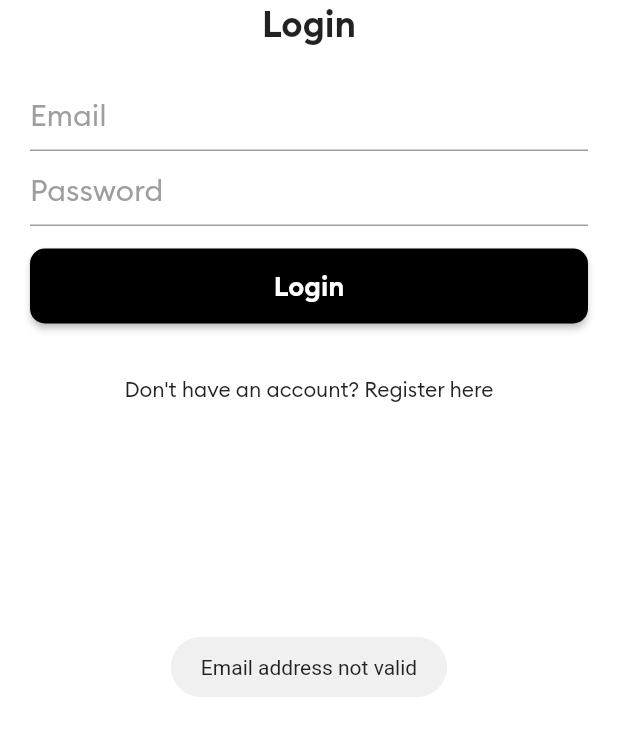
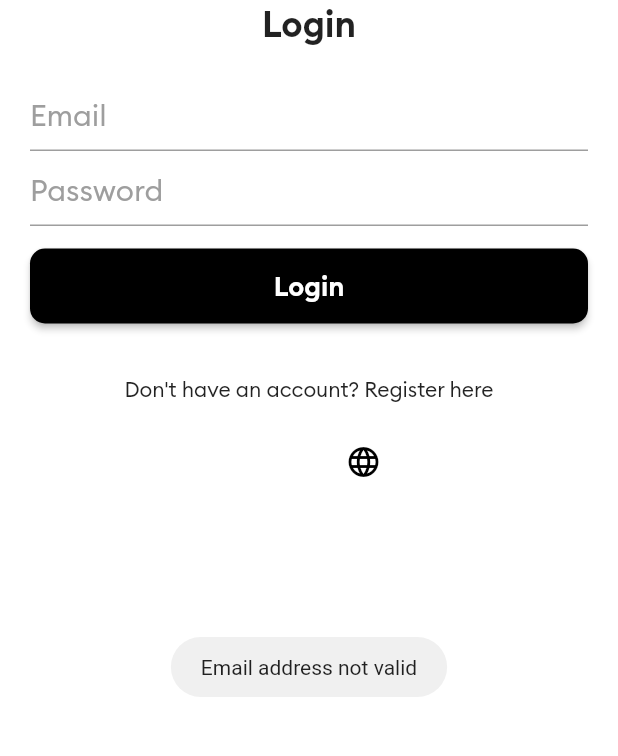
Before and after one commit to MimiBoo/Wasseli, a Flutter app: the screen it shows after launch, after a tap on "Login", on a phone screen of 412 x 824 dp, the part 443-1199 px from its top. Run offline on Flutter 3.47's test engine with Material 2 defaults, Android fonts, the phone set to English and light mode, and no system bars; our stand-ins replace animated_text_kit, firebase_auth, firebase_core, firebase_database, fluttertoast, font_awesome_flutter and 2 more; missing offline and left inert: flutter_polyline_points; accounts and stored records are empty.

Commit message:
added multi language support

```diff
--- a/lib/DataHandler/appData.dart
+++ b/lib/DataHandler/appData.dart
@@ -31,9 +31,9 @@ class AppData extends ChangeNotifier {
     var user = FirebaseAuth.instance.currentUser;
     if (user != null) {
       userRef.child(user.uid).once().then((DataSnapshot snap) {
-        phoneNumber = snap.value['email'];
+        phoneNumber = snap.value['phone'];
         fullName = snap.value['name'];
-        emailAddress = snap.value['phone'];
+        emailAddress = snap.value['email'];
       });
     }
     notifyListeners();
--- a/lib/Helpers/helperMethods.dart
+++ b/lib/Helpers/helperMethods.dart
@@ -9,7 +9,7 @@ import 'package:wasseli/Helpers/requestHelper.dart';
 import 'package:wasseli/Models/address.dart';
 import 'package:wasseli/Models/allUsers.dart';
 import 'package:wasseli/Models/directionDetails.dart';
-import 'package:wasseli/configMaps.dart';
+import 'package:wasseli/config.dart';
 
 class HelperMethods {
   static String sharedPreferenceUserLoggedInKey = "ISLOGGEDIN";
@@ -67,8 +67,8 @@ class HelperMethods {
     return totalLocal.truncate();
   }
 
-  static void getCurrentOnlineUserInfo() async {
-    firebaseUser = await FirebaseAuth.instance.currentUser;
+  static void getCurrentOnlineUserInfo() {
+    firebaseUser = FirebaseAuth.instance.currentUser;
 
     String userId = firebaseUser.uid;
 
--- a/lib/Models/allUsers.dart
+++ b/lib/Models/allUsers.dart
@@ -1,5 +1,4 @@
 import 'package:firebase_database/firebase_database.dart';
-import 'package:flutter/material.dart';
 
 class Users {
   String id;
--- a/lib/Screens/home.dart
+++ b/lib/Screens/home.dart
@@ -16,7 +16,7 @@ import 'package:wasseli/Screens/search.dart';
 import 'package:wasseli/Widgets/customDrawer.dart';
 import 'package:wasseli/Widgets/divder.dart';
 import 'package:wasseli/Widgets/progressDialog.dart';
-import 'package:wasseli/configMaps.dart';
+import 'package:wasseli/config.dart';
 
 class HomeScreen extends StatefulWidget {
   static const String idScreen = 'home';
--- a/lib/Screens/login.dart
+++ b/lib/Screens/login.dart
@@ -1,12 +1,12 @@
 import 'package:firebase_auth/firebase_auth.dart';
-import 'package:firebase_database/firebase_database.dart';
+
 import 'package:flutter/material.dart';
-import 'package:provider/provider.dart';
-import 'package:wasseli/DataHandler/appData.dart';
-import 'package:wasseli/Helpers/helperMethods.dart';
+
 import 'package:wasseli/Screens/home.dart';
 import 'package:wasseli/Screens/register.dart';
 import 'package:wasseli/Widgets/progressDialog.dart';
+import 'package:wasseli/localization/language.dart';
+import 'package:wasseli/localization/localization.dart';
 import 'package:wasseli/main.dart';
 
 class LoginScreen extends StatelessWidget {
@@ -16,8 +16,26 @@ class LoginScreen extends StatelessWidget {
   TextEditingController passwordCtrl = TextEditingController();
 
   final FirebaseAuth _firebaseAuth = FirebaseAuth.instance;
+  //
+  _changeLanguage(BuildContext context, Language language) {
+    Locale _temp;
+    switch (language.languageCode) {
+      case 'en':
+        _temp = Locale(language.languageCode, 'US');
+        break;
+      case 'ar':
+        _temp = Locale(language.languageCode, 'DZ');
+        break;
+      default:
+        _temp = Locale(language.languageCode, 'DZ');
+    }
+
+    MyApp.setLocale(context, _temp);
+  }
+
   @override
   Widget build(BuildContext context) {
+    var lang = DemoLocalization.of(context);
     return Scaffold(
       backgroundColor: Colors.white,
       body: SingleChildScrollView(
@@ -32,7 +50,7 @@ class LoginScreen extends StatelessWidget {
             ),
             SizedBox(height: 1),
             Text(
-              'Login',
+              lang.getTranslatedValue('login_title'),
               textAlign: TextAlign.center,
               style: TextStyle(fontSize: 24, fontFamily: 'Brand-Bold'),
             ),
@@ -45,7 +63,7 @@ class LoginScreen extends StatelessWidget {
                     controller: emailCtrl,
                     keyboardType: TextInputType.emailAddress,
                     decoration: InputDecoration(
-                      hintText: 'Email',
+                      hintText: lang.getTranslatedValue('login_email'),
                       hintStyle: TextStyle(fontSize: 20, color: Colors.grey),
                       labelStyle: TextStyle(fontSize: 14),
                     ),
@@ -57,7 +75,7 @@ class LoginScreen extends StatelessWidget {
                     keyboardType: TextInputType.visiblePassword,
                     obscureText: true,
                     decoration: InputDecoration(
-                      hintText: 'Password',
+                      hintText: lang.getTranslatedValue('login_password'),
                       hintStyle: TextStyle(fontSize: 20, color: Colors.grey),
                       labelStyle: TextStyle(fontSize: 14),
                     ),
@@ -71,7 +89,7 @@ class LoginScreen extends StatelessWidget {
                       height: 50,
                       child: Center(
                         child: Text(
-                          'Login',
+                          lang.getTranslatedValue('login_button'),
                           style: TextStyle(
                             fontFamily: 'Brand-Bold',
                             fontSize: 18,
@@ -105,7 +123,30 @@ class LoginScreen extends StatelessWidget {
               onPressed: () {
                 Navigator.pushNamedAndRemoveUntil(context, RegisterScreen.idScreen, (route) => false);
               },
-              child: Text('Don\'t have an account? Register here'),
+              child: Text(lang.getTranslatedValue('no_account_register')),
+            ),
+            DropdownButton(
+              underline: SizedBox(width: 0),
+              icon: Icon(
+                Icons.language,
+                color: Colors.black,
+              ),
+              items: Language.languageList()
+                  .map<DropdownMenuItem<Language>>(
+                    (lang) => DropdownMenuItem<Language>(
+                      value: lang,
+                      child: Row(
+                        children: [
+                          Text(lang.flag),
+                          Text(lang.name),
+                        ],
+                      ),
+                    ),
+                  )
+                  .toList(),
+              onChanged: (Language language) {
+                _changeLanguage(context, language);
+              },
             ),
           ],
         ),
--- a/lib/Screens/register.dart
+++ b/lib/Screens/register.dart
@@ -2,7 +2,6 @@ import 'package:flutter/material.dart';
 
 import 'package:firebase_auth/firebase_auth.dart';
 import 'package:fluttertoast/fluttertoast.dart';
-import 'package:wasseli/Helpers/helperMethods.dart';
 
 import 'package:wasseli/Screens/login.dart';
 import 'package:wasseli/Screens/home.dart';
--- a/lib/Screens/search.dart
+++ b/lib/Screens/search.dart
@@ -5,7 +5,7 @@ import 'package:wasseli/Helpers/requestHelper.dart';
 import 'package:wasseli/Models/placePrediction.dart';
 import 'package:wasseli/Widgets/divder.dart';
 import 'package:wasseli/Widgets/predictions.dart';
-import 'package:wasseli/configMaps.dart';
+import 'package:wasseli/config.dart';
 
 class SearchScreen extends StatefulWidget {
   static const String idScreen = 'search';
--- a/lib/Widgets/customDrawer.dart
+++ b/lib/Widgets/customDrawer.dart
@@ -1,6 +1,5 @@
 import 'package:firebase_auth/firebase_auth.dart';
 import 'package:flutter/material.dart';
-import 'package:provider/provider.dart';
 import 'package:wasseli/DataHandler/appData.dart';
 import 'package:wasseli/Screens/login.dart';
 import 'package:wasseli/Screens/profile.dart';
--- a/lib/Widgets/predictions.dart
+++ b/lib/Widgets/predictions.dart
@@ -5,7 +5,7 @@ import 'package:wasseli/Helpers/requestHelper.dart';
 import 'package:wasseli/Models/address.dart';
 import 'package:wasseli/Models/placePrediction.dart';
 import 'package:wasseli/Widgets/progressDialog.dart';
-import 'package:wasseli/configMaps.dart';
+import 'package:wasseli/config.dart';
 
 class PredictionsTile extends StatelessWidget {
   final PlacePrediction placePrediction;
--- /dev/null
+++ b/lib/localization/language.dart
@@ -0,0 +1,13 @@
+class Language {
+  final int id;
+  final String name, flag, languageCode;
+
+  Language(this.id, this.name, this.flag, this.languageCode);
+
+  static List<Language> languageList() {
+    return <Language>[
+      Language(1, 'English', '🇺🇸', 'en'),
+      Language(2, 'عربية', '🇸🇦', 'ar'),
+    ];
+  }
+}
--- /dev/null
+++ b/lib/localization/localization.dart
@@ -0,0 +1,50 @@
+import 'dart:convert';
+
+import 'package:flutter/material.dart';
+import 'package:flutter/services.dart';
+
+class DemoLocalization {
+  final Locale locale;
+
+  DemoLocalization(this.locale);
+
+  static DemoLocalization of(BuildContext context) {
+    return Localizations.of<DemoLocalization>(context, DemoLocalization);
+  }
+
+  Map<String, String> _localizedValues;
+
+  Future load() async {
+    String jsonStringValues = await rootBundle.loadString('lib/localization/languages/${locale.languageCode}.json');
+    Map<String, dynamic> mapedJson = json.decode(jsonStringValues);
+    _localizedValues = mapedJson.map((key, value) => MapEntry(key, value.toString()));
+  }
+
+  String getTranslatedValue(String key) {
+    return _localizedValues[key];
+  }
+
+  // static member of _DemoLocalizationDelegate
+  static const LocalizationsDelegate<DemoLocalization> delegate = _DemoLocalizationDelegate();
+}
+
+class _DemoLocalizationDelegate extends LocalizationsDelegate<DemoLocalization> {
+  const _DemoLocalizationDelegate();
+  @override
+  bool isSupported(Locale locale) {
+    return [
+      'en',
+      'ar',
+    ].contains(locale.languageCode);
+  }
+
+  @override
+  Future<DemoLocalization> load(Locale locale) async {
+    DemoLocalization localization = DemoLocalization(locale);
+    await localization.load();
+    return localization;
+  }
+
+  @override
+  bool shouldReload(_DemoLocalizationDelegate old) => false;
+}
--- a/lib/main.dart
+++ b/lib/main.dart
@@ -3,13 +3,13 @@ import 'package:firebase_core/firebase_core.dart';
 import 'package:firebase_database/firebase_database.dart';
 import 'package:flutter/material.dart';
 import 'package:flutter/services.dart';
+import 'package:flutter_localizations/flutter_localizations.dart';
 import 'package:provider/provider.dart';
 import 'package:wasseli/DataHandler/appData.dart';
 import 'package:wasseli/Screens/home.dart';
 import 'package:wasseli/Screens/login.dart';
-import 'package:wasseli/Screens/profile.dart';
-import 'package:wasseli/Screens/register.dart';
-import 'package:wasseli/Screens/search.dart';
+import 'package:wasseli/localization/localization.dart';
+import 'package:wasseli/routes/custom_router.dart';
 
 void main() async {
   WidgetsFlutterBinding.ensureInitialized();
@@ -23,20 +23,32 @@ void main() async {
 DatabaseReference userRef = FirebaseDatabase().reference().child('users');
 
 class MyApp extends StatefulWidget {
-  // This widget is the root of your application.
+  static void setLocale(BuildContext context, Locale locale) {
+    _MyAppState state = context.findAncestorStateOfType<_MyAppState>();
+    state.setLocale(locale);
+  }
 
   @override
   _MyAppState createState() => _MyAppState();
 }
 
 class _MyAppState extends State<MyApp> {
+  Locale _locale;
+  //
+  void setLocale(Locale locale) {
+    setState(() {
+      _locale = locale;
+    });
+  }
+
+  //
   @override
   Widget build(BuildContext context) {
     SystemChrome.setPreferredOrientations([
       DeviceOrientation.portraitUp,
       DeviceOrientation.portraitDown
     ]);
-
+    //
     return MaterialApp(
       title: 'Wasseli',
       debugShowCheckedModeBanner: false,
@@ -45,14 +57,27 @@ class _MyAppState extends State<MyApp> {
         visualDensity: VisualDensity.adaptivePlatformDensity,
         fontFamily: 'Brand-Regular',
       ),
+      locale: _locale,
+      localizationsDelegates: [
+        DemoLocalization.delegate,
+        GlobalMaterialLocalizations.delegate,
+        GlobalWidgetsLocalizations.delegate,
+        GlobalCupertinoLocalizations.delegate,
+      ],
+      supportedLocales: [
+        Locale('en', 'US'),
+        Locale('ar', 'DZ'),
+      ],
+      localeResolutionCallback: (deviceLocale, supportedLocales) {
+        for (var locale in supportedLocales) {
+          if (locale.languageCode == deviceLocale.languageCode && locale.countryCode == deviceLocale.countryCode) {
+            return deviceLocale;
+          }
+        }
+        return supportedLocales.first;
+      },
+      onGenerateRoute: CustomRouter.allRoutes,
       initialRoute: FirebaseAuth.instance.currentUser == null ? LoginScreen.idScreen : HomeScreen.idScreen,
-      routes: {
-        RegisterScreen.idScreen: (context) => RegisterScreen(),
-        LoginScreen.idScreen: (context) => LoginScreen(),
-        HomeScreen.idScreen: (context) => HomeScreen(),
-        SearchScreen.idScreen: (context) => SearchScreen(),
-        ProfilePage.idScreen: (context) => ProfilePage(),
-      },
     );
   }
 }
--- /dev/null
+++ b/lib/routes/custom_router.dart
@@ -0,0 +1,26 @@
+import 'package:flutter/cupertino.dart';
+import 'package:flutter/material.dart';
+import 'package:wasseli/Screens/home.dart';
+import 'package:wasseli/Screens/login.dart';
+import 'package:wasseli/Screens/profile.dart';
+import 'package:wasseli/Screens/register.dart';
+import 'package:wasseli/Screens/search.dart';
+
+class CustomRouter {
+  static Route<dynamic> allRoutes(RouteSettings settings) {
+    switch (settings.name) {
+      case HomeScreen.idScreen:
+        return MaterialPageRoute(builder: (BuildContext context) => HomeScreen());
+      case LoginScreen.idScreen:
+        return MaterialPageRoute(builder: (BuildContext context) => LoginScreen());
+      case RegisterScreen.idScreen:
+        return MaterialPageRoute(builder: (BuildContext context) => RegisterScreen());
+      case SearchScreen.idScreen:
+        return MaterialPageRoute(builder: (BuildContext context) => SearchScreen());
+      case ProfilePage.idScreen:
+        return MaterialPageRoute(builder: (BuildContext context) => ProfilePage());
+    }
+
+    return MaterialPageRoute(builder: (BuildContext context) => LoginScreen());
+  }
+}
```
Also changed, not shown: lib/localization/languages/ar.json (added, +14 -0 lines), lib/localization/languages/en.json (added, +14 -0 lines), pubspec.yaml (+10 -4 lines), lib/config.dart (renamed from lib/configMaps.dart), pubspec.lock.
